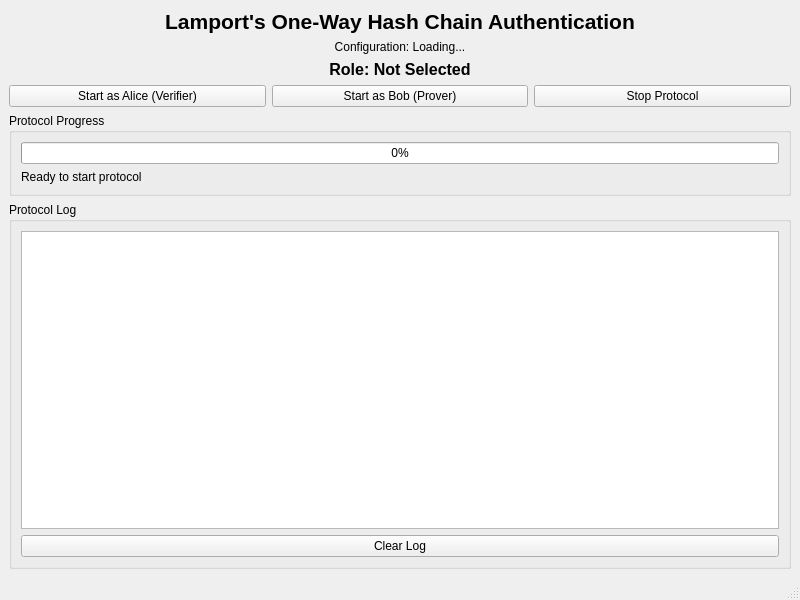
Before: the Qt Designer form src/mainwindow.ui in anubhabnath098/lamport_auth_cs, drawn with Qt 5.
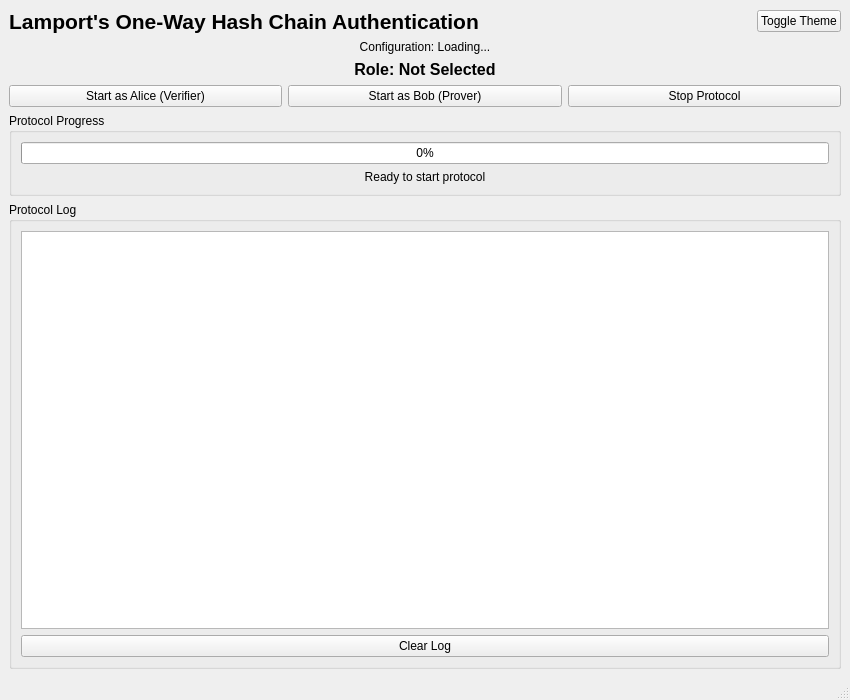
After: the same form once the commit is applied.

Diff of the .ui file:
```diff
--- a/src/mainwindow.ui
+++ b/src/mainwindow.ui
@@ -6,8 +6,8 @@
    <rect>
     <x>0</x>
     <y>0</y>
-    <width>800</width>
-    <height>600</height>
+    <width>850</width>
+    <height>700</height>
    </rect>
   </property>
   <property name="windowTitle">
@@ -16,6 +16,8 @@
   <widget class="QWidget" name="centralwidget">
    <layout class="QVBoxLayout" name="verticalLayout">
     <item>
+     <layout class="QHBoxLayout" name="horizontalLayout_2">
+      <item>
      <widget class="QLabel" name="lblTitle">
       <property name="font">
        <font>
@@ -32,6 +34,28 @@
      </widget>
     </item>
     <item>
+       <spacer name="horizontalSpacer">
+        <property name="orientation">
+         <enum>Qt::Horizontal</enum>
+        </property>
+        <property name="sizeHint" stdset="0">
+         <size>
+          <width>40</width>
+          <height>20</height>
+         </size>
+        </property>
+       </spacer>
+      </item>
+      <item>
+       <widget class="QPushButton" name="btnToggleTheme">
+        <property name="text">
+         <string>Toggle Theme</string>
+        </property>
+       </widget>
+      </item>
+     </layout>
+    </item>
+    <item>
      <widget class="QLabel" name="lblConfig">
       <property name="text">
        <string>Configuration: Loading...</string>
@@ -100,6 +124,9 @@
          <property name="text">
           <string>Ready to start protocol</string>
          </property>
+         <property name="alignment">
+          <set>Qt::AlignCenter</set>
+         </property>
         </widget>
        </item>
       </layout>
@@ -113,6 +140,18 @@
       <layout class="QVBoxLayout" name="verticalLayout_3">
        <item>
         <widget class="QTextEdit" name="txtLog">
+         <property name="sizePolicy">
+          <sizepolicy hsizetype="Expanding" vsizetype="Expanding">
+           <horstretch>0</horstretch>
+           <verstretch>1</verstretch>
+          </sizepolicy>
+         </property>
+         <property name="minimumSize">
+          <size>
+           <width>0</width>
+           <height>200</height>
+          </size>
+         </property>
          <property name="readOnly">
           <bool>true</bool>
          </property>
```
Left out of the diff: 2 changed lines with no effect on the pictures. Lines whose indentation alone changed are shown as unchanged.
